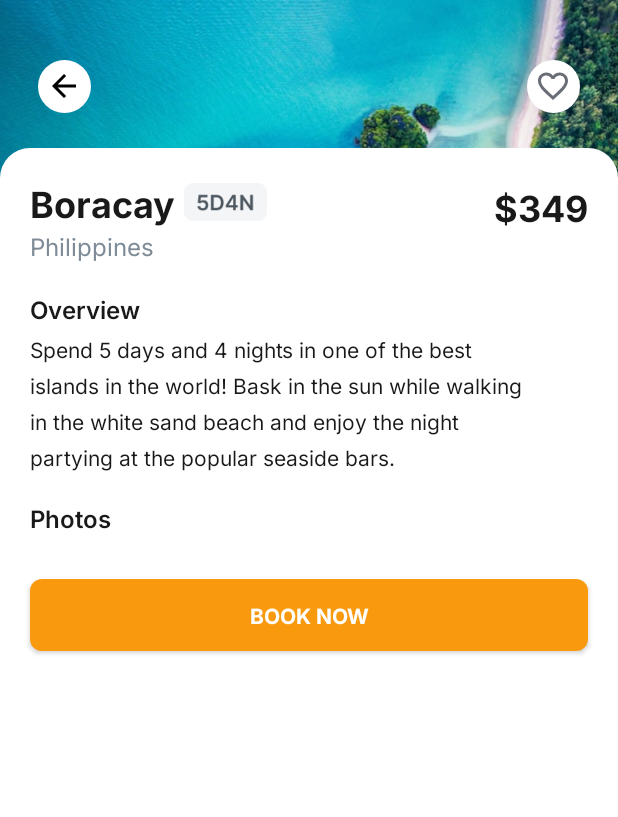
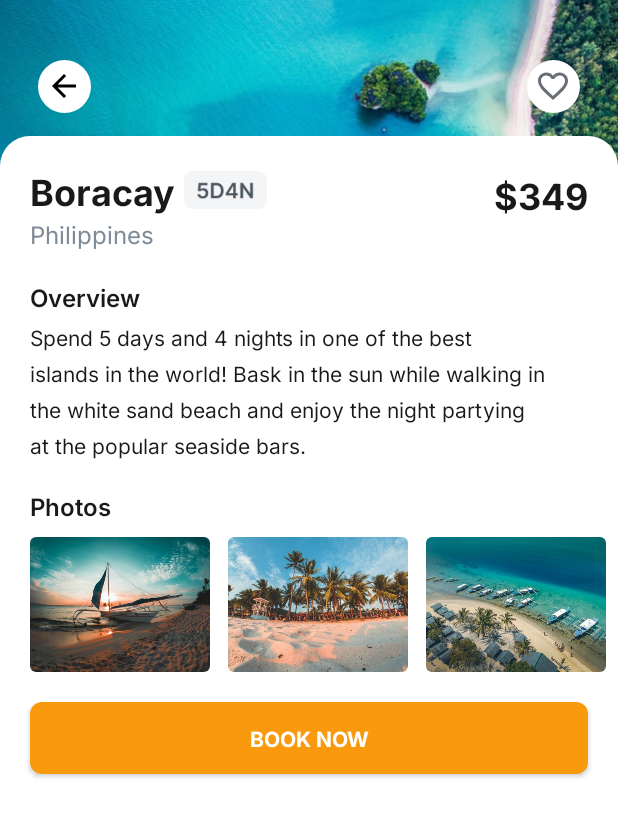
Before and after one commit to matiasaratano/flickeflight-BE4, an Android app: the fragment BoracayFragment shown on its own in the app's theme, on a phone screen of 412 x 824 dp. Shown: the top 817 px of the screen. Run offline under Robolectric (Android 15) with nearby library versions, the phone set to English and light mode, and no system bars; Roboto replaces fonts that are not available here.

Commit message:
Creación del RecyclerView para el fragmento BoracayFragment

```diff
--- /dev/null
+++ b/app/src/main/java/com/manadigital/recyclerview1/adapters/BoracayImageAdapter.kt
@@ -0,0 +1,23 @@
+package com.manadigital.recyclerview1.adapters
+
+import android.view.LayoutInflater
+import android.view.ViewGroup
+import androidx.recyclerview.widget.RecyclerView
+import com.manadigital.recyclerview1.R
+import com.manadigital.recyclerview1.entities.BoracayImage
+import com.manadigital.recyclerview1.holders.BoracayImageViewHolder
+
+class BoracayImageAdapter(private val images: List<BoracayImage>) : RecyclerView.Adapter<BoracayImageViewHolder>() {
+
+    override fun onCreateViewHolder(parent: ViewGroup, viewType: Int): BoracayImageViewHolder {
+        val view = LayoutInflater.from(parent.context).inflate(R.layout.boracay_image, parent, false)
+        return BoracayImageViewHolder(view)
+    }
+
+    override fun onBindViewHolder(holder: BoracayImageViewHolder, position: Int) {
+        val boracayImage = images[position]
+        holder.imageView.setImageResource(boracayImage.image)
+    }
+
+    override fun getItemCount() = images.size
+}
--- /dev/null
+++ b/app/src/main/java/com/manadigital/recyclerview1/entities/BoracayImage.kt
@@ -0,0 +1,3 @@
+package com.manadigital.recyclerview1.entities
+
+data class BoracayImage(val image: Int)
--- a/app/src/main/java/com/manadigital/recyclerview1/fragments/BoracayFragment.kt
+++ b/app/src/main/java/com/manadigital/recyclerview1/fragments/BoracayFragment.kt
@@ -6,22 +6,23 @@ import android.view.LayoutInflater
 import android.view.View
 import android.view.ViewGroup
 import android.widget.ImageView
+import androidx.recyclerview.widget.LinearLayoutManager
+import androidx.recyclerview.widget.RecyclerView
 import com.manadigital.recyclerview1.R
+import com.manadigital.recyclerview1.adapters.BoracayImageAdapter
+import com.manadigital.recyclerview1.entities.BoracayImage
 
 class BoracayFragment : Fragment() {
 
     private lateinit var vista: View
+    private lateinit var imageCarousel: RecyclerView
+    private lateinit var images: List<BoracayImage>
+
     override fun onCreate(savedInstanceState: Bundle?) {
         super.onCreate(savedInstanceState)
+    }
 
-        val heartImageView: ImageView = vista.findViewById(R.id.heartImageView)
-        heartImageView.setOnClickListener {
-            heartImageView.isSelected = !heartImageView.isSelected
-        }
-
-    }
     override fun onCreateView(
-
         inflater: LayoutInflater, container: ViewGroup?,
         savedInstanceState: Bundle?
     ): View? {
@@ -29,7 +30,28 @@ class BoracayFragment : Fragment() {
         return vista
     }
 
+    override fun onViewCreated(view: View, savedInstanceState: Bundle?) {
+        super.onViewCreated(view, savedInstanceState)
+        val heartImageView: ImageView = vista.findViewById(R.id.heartImageView)
+        heartImageView.setOnClickListener {
+            heartImageView.isSelected = !heartImageView.isSelected
+        }
 
+        imageCarousel = vista.findViewById(R.id.image_carousel)
 
+        images = listOf(
+            BoracayImage(R.drawable.photo_boracay6),
+            BoracayImage(R.drawable.photo_boracay5),
+            BoracayImage(R.drawable.photo_boracay4),
+            BoracayImage(R.drawable.photo_boracay3),
+            BoracayImage(R.drawable.photo_boracay2),
+            BoracayImage(R.drawable.photo_boracay1)
+        )
 
+        val adapter = BoracayImageAdapter(images)
+
+        imageCarousel.adapter = adapter
+        imageCarousel.layoutManager = LinearLayoutManager(context, LinearLayoutManager.HORIZONTAL, false)
+
+    }
 }
--- /dev/null
+++ b/app/src/main/java/com/manadigital/recyclerview1/holders/BoracayImageHolder.kt
@@ -0,0 +1,10 @@
+package com.manadigital.recyclerview1.holders
+
+import android.view.View
+import android.widget.ImageView
+import androidx.recyclerview.widget.RecyclerView
+import com.manadigital.recyclerview1.R
+
+class BoracayImageViewHolder(view: View) : RecyclerView.ViewHolder(view) {
+    val imageView: ImageView = view.findViewById(R.id.roundedBoracayImage)
+}
--- /dev/null
+++ b/app/src/main/res/layout/boracay_image.xml
@@ -0,0 +1,19 @@
+<androidx.cardview.widget.CardView xmlns:android="http://schemas.android.com/apk/res/android"
+    xmlns:app="http://schemas.android.com/apk/res-auto"
+    android:layout_width="120dp"
+    android:layout_height="90dp"
+    app:cardCornerRadius="4dp"
+    app:cardElevation="0dp"
+    android:layout_marginRight="12dp"
+    app:layout_constraintStart_toStartOf="parent"
+    app:layout_constraintEnd_toEndOf="parent"
+    app:layout_constraintTop_toTopOf="parent">
+
+    <ImageView
+        android:id="@+id/roundedBoracayImage"
+        android:layout_width="match_parent"
+        android:layout_height="match_parent"
+        android:scaleType="centerCrop"
+        android:src="@drawable/photo_boracay1" />
+
+</androidx.cardview.widget.CardView>
--- a/app/src/main/res/layout/fragment_boracay.xml
+++ b/app/src/main/res/layout/fragment_boracay.xml
@@ -12,7 +12,7 @@
         android:layout_height="0dp"
         android:scaleType="centerCrop"
         android:src="@drawable/fondo_boracay"
-        app:layout_constraintHeight_percent="0.60"
+        app:layout_constraintHeight_percent="0.53"
         app:layout_constraintTop_toTopOf="parent"
         app:layout_constraintStart_toStartOf="parent"
         app:layout_constraintEnd_toEndOf="parent" />
@@ -23,7 +23,7 @@
         android:layout_height="0dp"
         android:background="@drawable/rounded_top_corners"
         android:orientation="vertical"
-        app:layout_constraintHeight_percent="0.88"
+        app:layout_constraintHeight_percent="0.89"
         app:layout_constraintBottom_toBottomOf="parent"
         app:layout_constraintStart_toStartOf="parent"
         app:layout_constraintEnd_toEndOf="parent">
@@ -97,7 +97,7 @@
 
         <TextView
             android:id="@+id/description"
-            android:layout_width="wrap_content"
+            android:layout_width="343dp"
             android:layout_height="wrap_content"
             android:layout_marginStart="20dp"
             android:layout_marginTop="6dp"
```
Also changed, not shown: app/build.gradle (+15 -16 lines), app/src/main/res/drawable/photo_boracay1.jpg (added), app/src/main/res/drawable/photo_boracay2.jpg (added), app/src/main/res/drawable/photo_boracay3.jpg (added), app/src/main/res/drawable/photo_boracay4.jpg (added), app/src/main/res/drawable/photo_boracay5.jpg (added), app/src/main/res/drawable/photo_boracay6.jpg (added).
